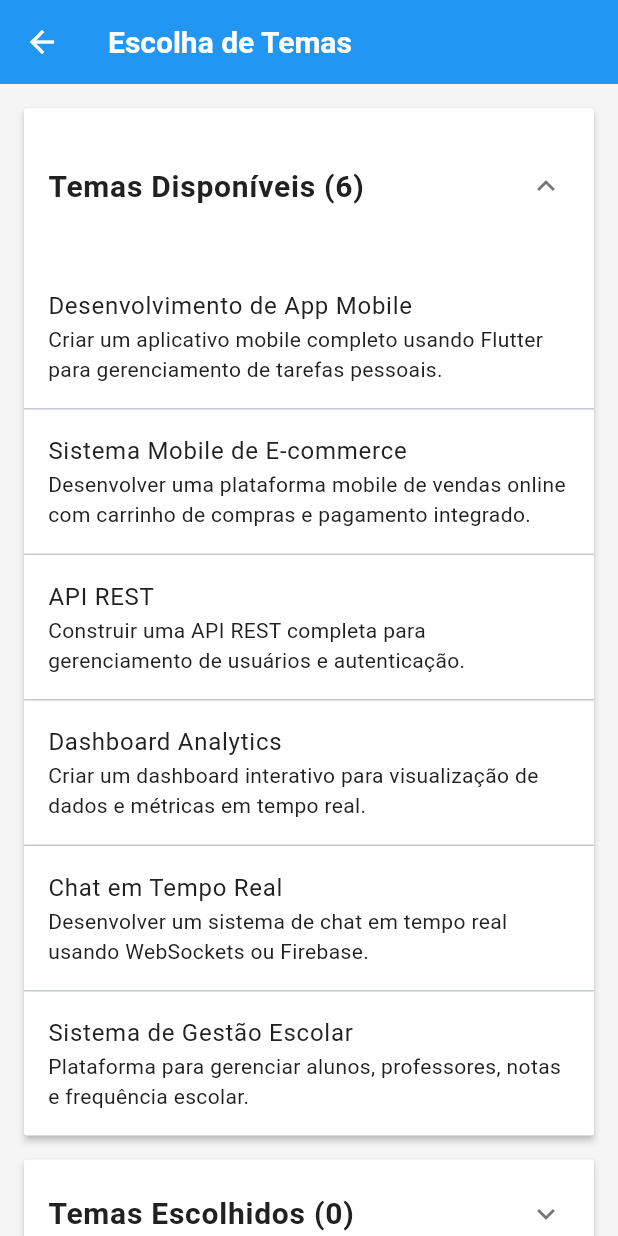
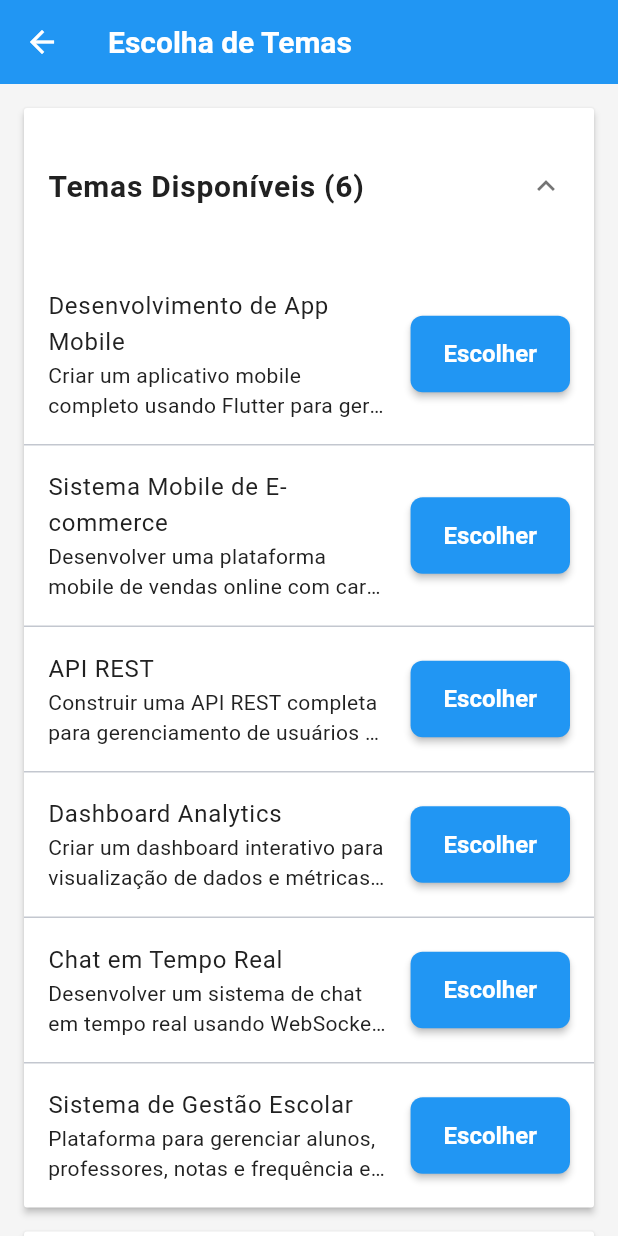
Before and after one commit to Gabriel-Kuter/T2-DDM-forum-disciplina, a Flutter app: the screen it shows once a user with an empty profile is signed in, after a tap on "Ver todos os temas", on a phone screen of 412 x 824 dp. Run offline on Flutter 3.47's test engine with Material 3 defaults, Android fonts, the light colour scheme and no system bars; our stand-ins replace cloud_firestore, firebase_auth, firebase_core; accounts and stored records are empty; generated files the repository leaves out were written again.

Commit message:
Gerenciar Temas
Adição de FAB para criar e deletar temas de workshop. Padronização de nomenclatura (topics = temas).

Co-Authored-By: Vitor André Gehrke <54125592+gehrkev@users.noreply.github.com>
Co-Authored-By: Gabriel S. Küter <135473108+Gabriel-Kuter@users.noreply.github.com>

```diff
--- a/bora_la/lib/core/services/auto_seed_service.dart
+++ b/bora_la/lib/core/services/auto_seed_service.dart
@@ -27,7 +27,7 @@
     final topicsSnapshot = await _db.collection('topics').limit(1).get();
 
     if (topicsSnapshot.docs.isEmpty) {
-      print('Sem assuntos encontrados, criando assuntos iniciais...');
+      print('Sem temas encontrados, criando temas iniciais...');
       await _seedTopics();
     }
   }
@@ -155,7 +155,7 @@
       batch.set(docRef, topicData);
     }
     await batch.commit();
-    print('Assuntos iniciais criados com sucesso');
+    print('Temas iniciais criados com sucesso');
   }
 
   Future<void> _seedAnnouncements() async {
--- a/bora_la/lib/core/utils/constants.dart
+++ b/bora_la/lib/core/utils/constants.dart
@@ -24,7 +24,7 @@
   // --- PADDING ---
   static const double paddingSmall = 8.0;
   static const double paddingMedium = 16.0;
-  static const double paddingLarge = 24.0;
+  static const double paddingLarge = 22.0;
   static const double paddingXLarge = 32.0;
 
   // --- BORDER RADIUS ---
@@ -73,8 +73,8 @@
 
   static const String loginSuccessMessage = 'Login realizado com sucesso!';
   static const String signupSuccessMessage = 'Conta criada com sucesso!';
-  static const String topicChosenMessage = 'Tópico escolhido com sucesso!';
-  static const String topicUnchosenMessage = 'Tópico desmarcado com sucesso!';
+  static const String topicChosenMessage = 'Tema escolhido com sucesso!';
+  static const String topicUnchosenMessage = 'Tema desmarcado com sucesso!';
   static const String commentAddedMessage = 'Comentário adicionado!';
   static const String commentLabelText = 'Escreva um comentário...';
   static const String commentHintText = 'Digite sua mensagem';
@@ -193,9 +193,11 @@
         style: OutlinedButton.styleFrom(
           foregroundColor: primaryColor,
           side: const BorderSide(color: primaryColor),
-          padding: const EdgeInsets.symmetric(
-            vertical: paddingMedium,
-            horizontal: paddingLarge,
+          padding: const EdgeInsets.only(
+            left: paddingLarge/1.5,
+            right: paddingLarge/1.5,
+            top: paddingMedium/2,
+            bottom: paddingMedium/2,
           ),
           shape: RoundedRectangleBorder(
             borderRadius: BorderRadius.circular(borderRadiusMedium),
--- a/bora_la/lib/ui/screens/topics/topic_selection_screen.dart
+++ b/bora_la/lib/ui/screens/topics/topic_selection_screen.dart
@@ -1,18 +1,10 @@
 import 'package:flutter/material.dart';
 import 'package:provider/provider.dart';
 import '../../../core/models/topic_model.dart';
+import '../../../core/models/user_model.dart';
 import '../../../core/providers/auth_provider.dart';
 import '../../../core/providers/topics_provider.dart';
 import '../../../core/utils/constants.dart';
-
-/*
- TODO:
-  - Criar FAB (FloatingActionButton) para criar novos temas;
-    Veja o FloatingActionButton da home_screen (cria avisos) para exemplo.
-    Somente o professor pode criar novos temas. (FAB visível somente para ele)
-  - Criar botão para apagar temas (somente professor).
-  - Garantir que a tela atualiza com novos temas/temas apagados ao executar as ações.
-*/
 
 class TopicSelectionScreen extends StatefulWidget {
   const TopicSelectionScreen({super.key});
@@ -61,7 +53,7 @@
 
     if (user == null) return;
 
-    final success = await topicsProvider.unchooseTopic(topic.id, user.uid);
+    final success = await topicsProvider.unchooseTopic(topic.id, user.uid, user.role);
 
     if (success && mounted) {
       _showSuccessSnackBar(AppConstants.topicUnchosenMessage);
@@ -74,6 +66,81 @@
       );
     }
   }
+
+  Future<void> _handleDeleteTopic(String topicId) async {
+    final topicsProvider = context.read<TopicsProvider>();
+    final success = await topicsProvider.deleteTopic(topicId);
+
+    if (success && mounted) {
+      _showSuccessSnackBar('Tema apagado com sucesso!');
+    } else if (mounted) {
+      _showErrorSnackBar(topicsProvider.errorMessage ?? 'Erro ao apagar tema.');
+    }
+  }
+
+  void _showAddTopicDialog() {
+    final formKey = GlobalKey<FormState>();
+    final titleController = TextEditingController();
+    final descriptionController = TextEditingController();
+
+    showDialog(
+      context: context,
+      builder: (context) {
+        return AlertDialog(
+          title: const Text('Adicionar Novo Tema'),
+          content: Form(
+            key: formKey,
+            child: Column(
+              mainAxisSize: MainAxisSize.min,
+              children: [
+                TextFormField(
+                  controller: titleController,
+                  decoration: const InputDecoration(labelText: 'Título'),
+                  validator: (value) =>
+                  value!.isEmpty ? 'Campo obrigatório' : null,
+                ),
+                const SizedBox(height: AppConstants.paddingMedium),
+                TextFormField(
+                  controller: descriptionController,
+                  decoration: const InputDecoration(labelText: 'Descrição'),
+                  validator: (value) =>
+                  value!.isEmpty ? 'Campo obrigatório' : null,
+                ),
+              ],
+            ),
+          ),
+          actions: [
+            TextButton(
+              onPressed: () => Navigator.of(context).pop(),
+              child: const Text('Cancelar'),
+            ),
+            ElevatedButton(
+              onPressed: () async {
+                if (formKey.currentState!.validate()) {
+                  final topicsProvider = context.read<TopicsProvider>();
+                  final success = await topicsProvider.addTopic(
+                    titleController.text,
+                    descriptionController.text,
+                  );
+
+                  if (mounted) {
+                    Navigator.of(context).pop();
+                    if (success) {
+                      _showSuccessSnackBar('Tema adicionado com sucesso!');
+                    } else {
+                      _showErrorSnackBar(topicsProvider.errorMessage ?? 'Erro ao criar tema.');
+                    }
+                  }
+                }
+              },
+              child: const Text('Adicionar'),
+            ),
+          ],
+        );
+      },
+    );
+  }
+
 
   void _showErrorSnackBar(String message) {
     ScaffoldMessenger.of(context).showSnackBar(
@@ -100,14 +167,13 @@
     final topicsProvider = context.watch<TopicsProvider>();
     final availableTopics = topicsProvider.availableTopics;
     final chosenTopics = topicsProvider.chosenTopics;
-    final user = context.read<AuthProvider>().user;
-    final userRole = user?.role ?? AppConstants.roleStudent;
+    final user = context.watch<AuthProvider>().user;
+    final isProfessor = user?.role == AppConstants.roleProfessor;
 
     return Scaffold(
       backgroundColor: AppConstants.backgroundColor,
       appBar: AppBar(title: const Text('Escolha de Temas')),
-      body:
-          topicsProvider.isLoading
+      body: topicsProvider.isLoading && topicsProvider.topics.isEmpty
           ? const Center(child: CircularProgressIndicator())
           : SingleChildScrollView(
         padding: const EdgeInsets.all(AppConstants.paddingMedium),
@@ -124,7 +190,6 @@
               isExpanded: _isAvailableExpanded,
               topics: availableTopics,
               isAvailable: true,
-                      userRole: userRole,
               user: user,
             ),
             _buildExpansionPanel(
@@ -132,12 +197,19 @@
               isExpanded: !_isAvailableExpanded,
               topics: chosenTopics,
               isAvailable: false,
-                      userRole: userRole,
               user: user,
             ),
           ],
         ),
       ),
+      floatingActionButton: isProfessor
+          ? FloatingActionButton(
+        onPressed: _showAddTopicDialog,
+        tooltip: 'Adicionar Tema',
+        backgroundColor: AppConstants.accentColor,
+        child: const Icon(Icons.add),
+      )
+          : null,
     );
   }
 
@@ -146,17 +218,17 @@
     required bool isExpanded,
     required List<TopicModel> topics,
     required bool isAvailable,
-    required String userRole,
-    required dynamic user,
+    required UserModel? user,
   }) {
+    final isProfessor = user?.role == AppConstants.roleProfessor;
+
     return ExpansionPanel(
       backgroundColor: AppConstants.cardColor,
       canTapOnHeader: true,
       headerBuilder: (BuildContext context, bool isExpanded) {
         return ListTile(title: Text(title, style: AppConstants.heading3));
       },
-      body:
-          topics.isEmpty
+      body: topics.isEmpty
           ? const Padding(
         padding: EdgeInsets.all(AppConstants.paddingMedium),
         child: Text('Nenhum tema nesta categoria.'),
@@ -168,9 +240,7 @@
         separatorBuilder: (context, index) => const Divider(height: 1),
         itemBuilder: (context, index) {
           final topic = topics[index];
-                  final canUnchoose =
-                      userRole == AppConstants.roleStudent &&
-                      topic.chosenByUid == user?.uid;
+          final canUnchoose = topic.chosenByUid == user?.uid;
 
           return ListTile(
             title: Text(topic.titulo),
@@ -181,25 +251,42 @@
               maxLines: 2,
               overflow: TextOverflow.ellipsis,
             ),
-                    trailing:
-                        userRole == AppConstants.roleStudent
-                            ? (isAvailable
-                                ? ElevatedButton(
-                                  onPressed: () => _handleChooseTopic(topic),
-                                  child: const Text('Escolher'),
-                                )
-                                : (canUnchoose
-                                    ? OutlinedButton(
-                                      onPressed:
-                                          () => _handleUnchooseTopic(topic),
-                                      child: const Text('Desmarcar'),
-                                    )
-                                    : null))
-                            : null,
+            trailing: _buildTrailingWidget(
+                isProfessor, isAvailable, canUnchoose, topic),
           );
         },
       ),
       isExpanded: isExpanded,
     );
   }
+
+  Widget? _buildTrailingWidget(bool isProfessor, bool isAvailable,
+      bool canUnchoose, TopicModel topic) {
+    if (isProfessor) {
+      if (isAvailable) {
+        return IconButton(
+          icon: const Icon(Icons.delete_outline, color: AppConstants.errorColor),
+          tooltip: 'Apagar Tema',
+          onPressed: () => _handleDeleteTopic(topic.id),
+        );
       }
+      return OutlinedButton(
+        onPressed: () => _handleUnchooseTopic(topic),
+        child: const Text('Liberar'),
+      );
+    } else { // Aluno
+      if (isAvailable) {
+        return ElevatedButton(
+          onPressed: () => _handleChooseTopic(topic),
+          child: const Text('Escolher'),
+        );
+      } else if (canUnchoose) {
+        return OutlinedButton(
+          onPressed: () => _handleUnchooseTopic(topic),
+          child: const Text('Desmarcar'),
+        );
+      }
+    }
+    return null;
+  }
+}
```
Also changed, not shown: bora_la/lib/core/providers/topics_provider.dart (+49 -6 lines), bora_la/lib/core/services/firestore_service.dart (+19 -1 lines), bora_la/lib/ui/widgets/custom_textfield.dart (deleted). Lines whose indentation alone changed are shown as unchanged.
